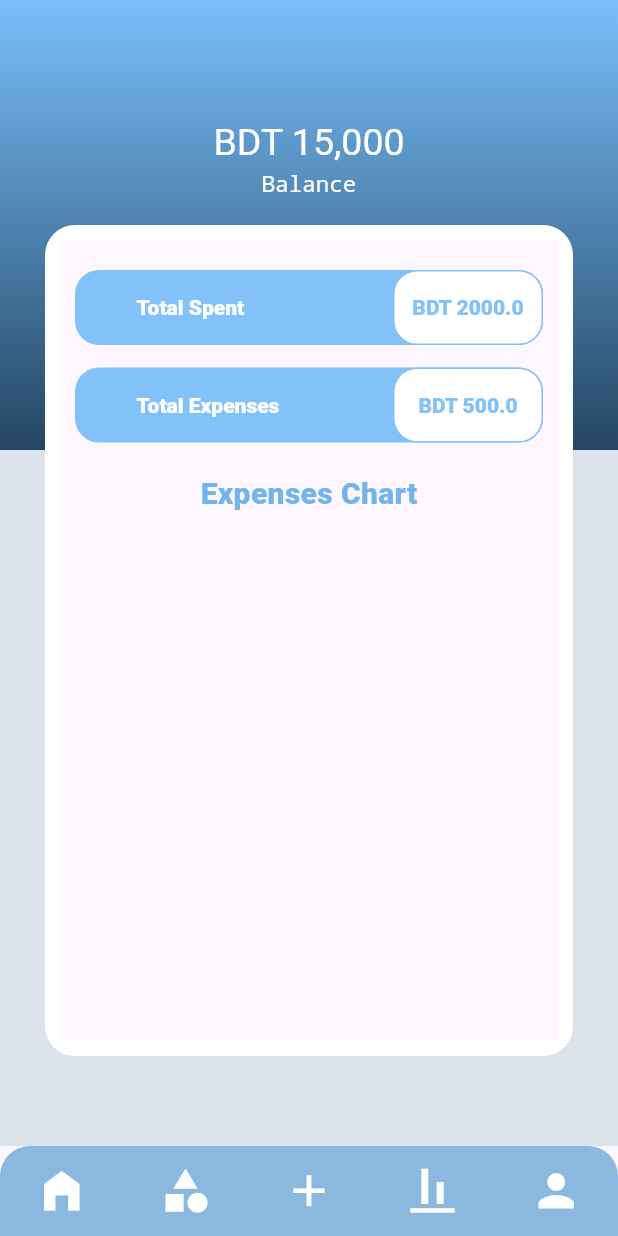
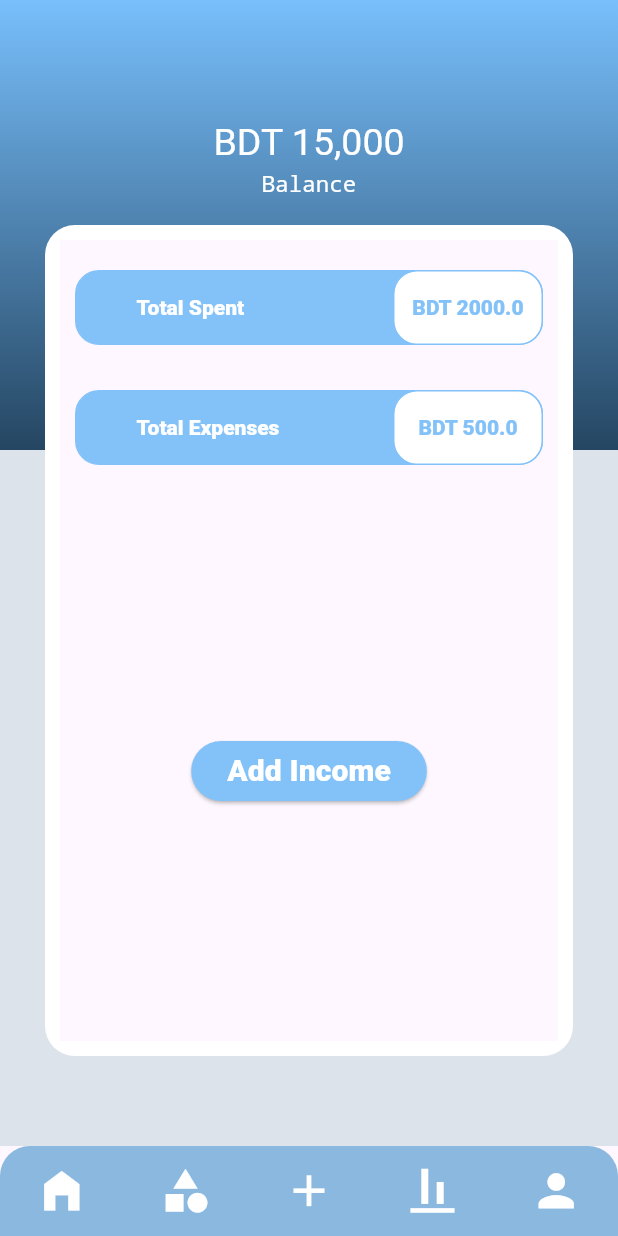
Before and after one commit to eter-null/spendwise-tracker, a Flutter app: the Dashboard screen opened directly, on a phone screen of 412 x 824 dp. Run offline on Flutter 3.47's test engine with Material 3 defaults, Android fonts, the phone set to English and light mode, and no system bars; our stand-ins replace charts_flutter, cloud_firestore, firebase_auth, firebase_core, fl_chart, google_fonts and 3 more; accounts and stored records are empty.

Commit message:
add_incomebutton

```diff
--- a/lib/screens/dashboard.dart
+++ b/lib/screens/dashboard.dart
@@ -1,4 +1,5 @@
 import 'package:flutter/material.dart';
+import 'package:spendwise_tracker/const_config/color_config.dart';
 import 'package:spendwise_tracker/widgets/custom_back.dart';
 import 'package:spendwise_tracker/widgets/custom_containers/label_amount_box.dart';
 
@@ -21,21 +22,26 @@ class Dashboard extends StatelessWidget {
                           label: 'Total Spent',
                           amount: 2000,
                         ),
-                        SizedBox(height: 15),
+                        SizedBox(height: 30),
                         LabelAmountBox(
                           label: 'Total Expenses',
                           amount: 500,
                         ),
-                        SizedBox(height: 20),
-                        Text(
-                          'Expenses Chart',
+                        SizedBox(height: 180),
+                        ElevatedButton(
+                          onPressed: (){},
+                          style: ButtonStyle(backgroundColor:MaterialStatePropertyAll<Color>(MyColor.lightBlue)),
+                          child: Text(
+                          'Add Income',
                           style: TextStyle(
                             fontWeight: FontWeight.w800,
-                            color: Color(0xFF72B4EC),
+                            color: Colors.white,
                             fontFamily: 'Roboto',
                             fontSize: 20
                           ),
                         ),
+                        )
+
 
                       ],
                     ),)
--- a/lib/widgets/custom_back.dart
+++ b/lib/widgets/custom_back.dart
@@ -1,6 +1,7 @@
 import 'package:flutter/material.dart';
 import 'package:spendwise_tracker/screens/analysis_page.dart';
 import 'package:spendwise_tracker/screens/categories.dart';
+import 'package:spendwise_tracker/screens/dashboard.dart';
 import 'package:spendwise_tracker/screens/expenses_page.dart';
 import 'package:spendwise_tracker/widgets/custom_modals/addExpenseModal.dart';
 
@@ -71,9 +72,8 @@ class CustomBackground extends StatelessWidget {
 		children: [
 		IconButton(
 			enableFeedback: false,
-			onPressed: () {
+			onPressed:()=> Navigator.push(context, MaterialPageRoute(builder: (context)=> Dashboard())),
 
-			},
 			icon: const Icon(
 					Icons.home_filled,
 					color: Colors.white,
```
